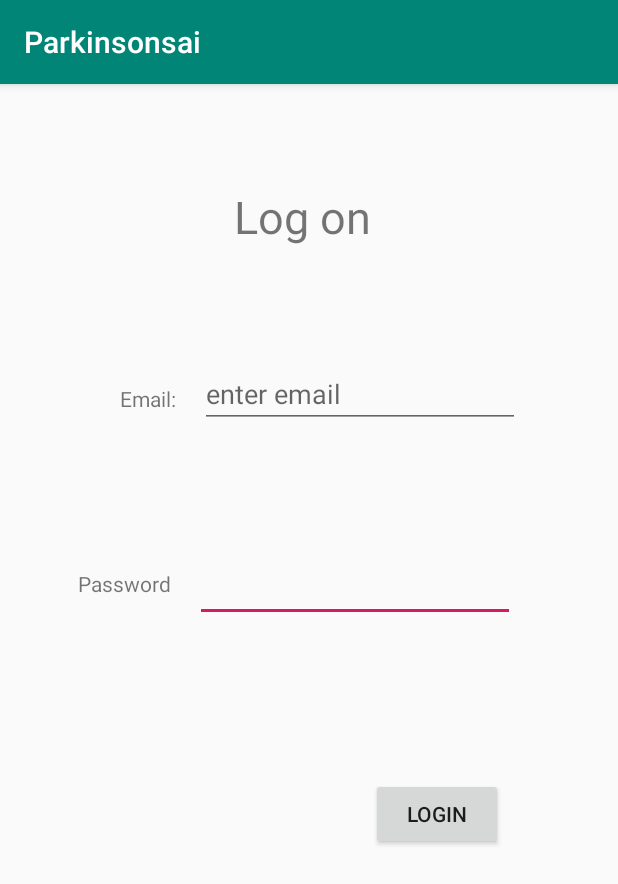
After one commit to Joe-Withers/parkinsonsai, an Android app: the LoginActivity screen opened directly, with no data from a screen before it, on a phone screen of 412 x 824 dp. The commit adds this screen. Shown: the top 884 px of the screen. Run offline under Robolectric (Android 15) with nearby library versions, the phone set to English and light mode, and no system bars.

Commit message:
added login and recording activity (templates). added class for voice analysis

```diff
--- a/app_android/parkinsonsai/app/build.gradle
+++ b/app_android/parkinsonsai/app/build.gradle
@@ -27,4 +27,5 @@ dependencies {
     testImplementation 'junit:junit:4.12'
     androidTestImplementation 'com.android.support.test:runner:1.0.2'
     androidTestImplementation 'com.android.support.test.espresso:espresso-core:3.0.2'
+    implementation 'com.jjoe64:graphview:4.2.2'
 }
--- /dev/null
+++ b/app_android/parkinsonsai/app/src/main/java/com/example/parkinsonsai/LoginActivity.java
@@ -0,0 +1,29 @@
+package com.example.parkinsonsai;
+
+import android.content.Intent;
+import android.support.v7.app.AppCompatActivity;
+import android.os.Bundle;
+import android.view.View;
+import android.widget.Button;
+
+public class LoginActivity extends AppCompatActivity {
+
+    @Override
+    protected void onCreate(Bundle savedInstanceState) {
+        super.onCreate(savedInstanceState);
+        setContentView(R.layout.activity_login);
+
+        Button logonButton = (Button) findViewById(R.id.btn_logon);
+        logonButton.setOnClickListener(new View.OnClickListener() {
+            @Override
+            public void onClick(View view) {
+                launchLoginActivity();
+            }
+        });
+    }
+
+    private void launchLoginActivity() {
+        Intent intent = new Intent(this, MainActivity.class);
+        startActivity(intent);
+    }
+}
--- /dev/null
+++ b/app_android/parkinsonsai/app/src/main/res/layout/activity_login.xml
@@ -0,0 +1,78 @@
+<?xml version="1.0" encoding="utf-8"?>
+<android.support.constraint.ConstraintLayout xmlns:android="http://schemas.android.com/apk/res/android"
+    xmlns:app="http://schemas.android.com/apk/res-auto"
+    xmlns:tools="http://schemas.android.com/tools"
+    android:layout_width="match_parent"
+    android:layout_height="match_parent"
+    tools:context=".LoginActivity">
+
+    <EditText
+        android:id="@+id/editText"
+        android:layout_width="wrap_content"
+        android:layout_height="wrap_content"
+        android:layout_marginStart="16dp"
+        android:layout_marginLeft="16dp"
+        android:layout_marginTop="84dp"
+        android:ems="10"
+        android:inputType="textPassword"
+        app:layout_constraintStart_toEndOf="@+id/textView2"
+        app:layout_constraintTop_toBottomOf="@+id/editText2" />
+
+    <EditText
+        android:id="@+id/editText2"
+        android:layout_width="wrap_content"
+        android:layout_height="wrap_content"
+        android:layout_marginStart="16dp"
+        android:layout_marginLeft="16dp"
+        android:layout_marginTop="184dp"
+        android:ems="10"
+        android:hint="enter email"
+        android:inputType="textPersonName"
+        app:layout_constraintStart_toEndOf="@+id/textView"
+        app:layout_constraintTop_toTopOf="parent" />
+
+    <TextView
+        android:id="@+id/textView"
+        android:layout_width="wrap_content"
+        android:layout_height="wrap_content"
+        android:layout_marginStart="80dp"
+        android:layout_marginLeft="80dp"
+        android:layout_marginTop="200dp"
+        android:text="Email:"
+        app:layout_constraintStart_toStartOf="parent"
+        app:layout_constraintTop_toTopOf="parent" />
+
+    <TextView
+        android:id="@+id/textView2"
+        android:layout_width="wrap_content"
+        android:layout_height="wrap_content"
+        android:layout_marginStart="52dp"
+        android:layout_marginLeft="52dp"
+        android:layout_marginTop="104dp"
+        android:text="Password"
+        app:layout_constraintStart_toStartOf="parent"
+        app:layout_constraintTop_toBottomOf="@+id/textView" />
+
+    <TextView
+        android:id="@+id/textView3"
+        android:layout_width="wrap_content"
+        android:layout_height="wrap_content"
+        android:layout_marginStart="156dp"
+        android:layout_marginLeft="156dp"
+        android:layout_marginTop="68dp"
+        android:text="Log on"
+        android:textSize="30sp"
+        app:layout_constraintStart_toStartOf="parent"
+        app:layout_constraintTop_toTopOf="parent" />
+
+    <Button
+        android:id="@+id/btn_logon"
+        android:layout_width="wrap_content"
+        android:layout_height="wrap_content"
+        android:layout_marginTop="104dp"
+        android:layout_marginEnd="8dp"
+        android:layout_marginRight="8dp"
+        android:text="Login"
+        app:layout_constraintEnd_toEndOf="@+id/editText"
+        app:layout_constraintTop_toBottomOf="@+id/editText" />
+</android.support.constraint.ConstraintLayout>
```
Also changed, not shown: app_android/parkinsonsai/app/src/main/AndroidManifest.xml (+5 -3 lines), app_android/parkinsonsai/app/src/main/java/VoiceAnalysis.java (added, +24 -0 lines), app_android/parkinsonsai/app/src/main/java/com/example/parkinsonsai/ActivityRecord.java (added, +13 -0 lines), app_android/parkinsonsai/app/src/main/java/com/example/parkinsonsai/MainActivity.java (+29 -0 lines), app_android/parkinsonsai/app/src/main/res/layout/activity_main.xml (+29 -5 lines), app_android/parkinsonsai/app/src/main/res/layout/activity_record.xml (added, +9 -0 lines).
